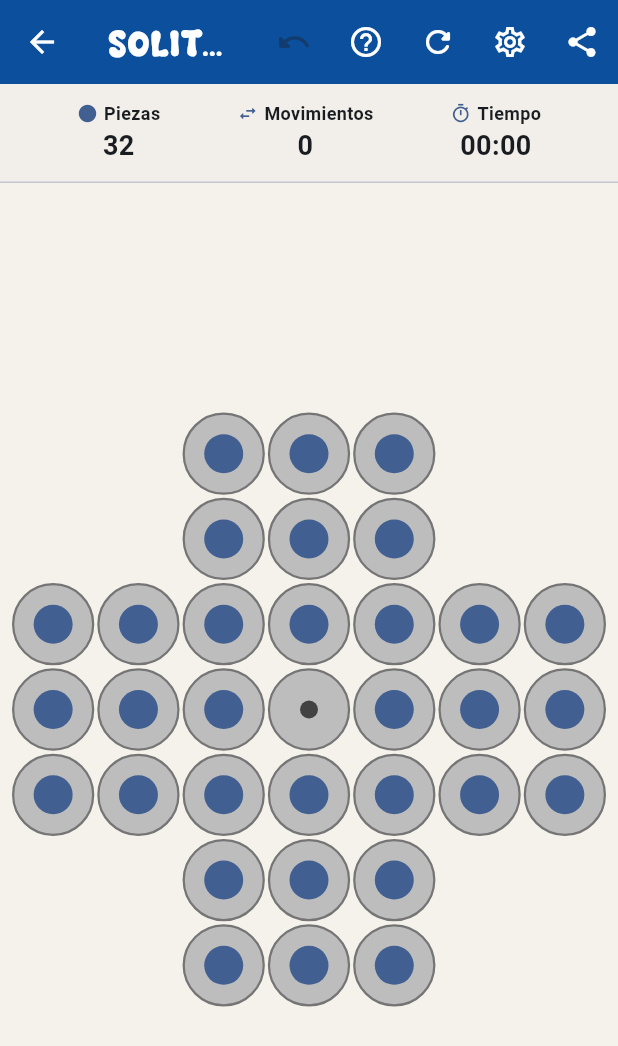
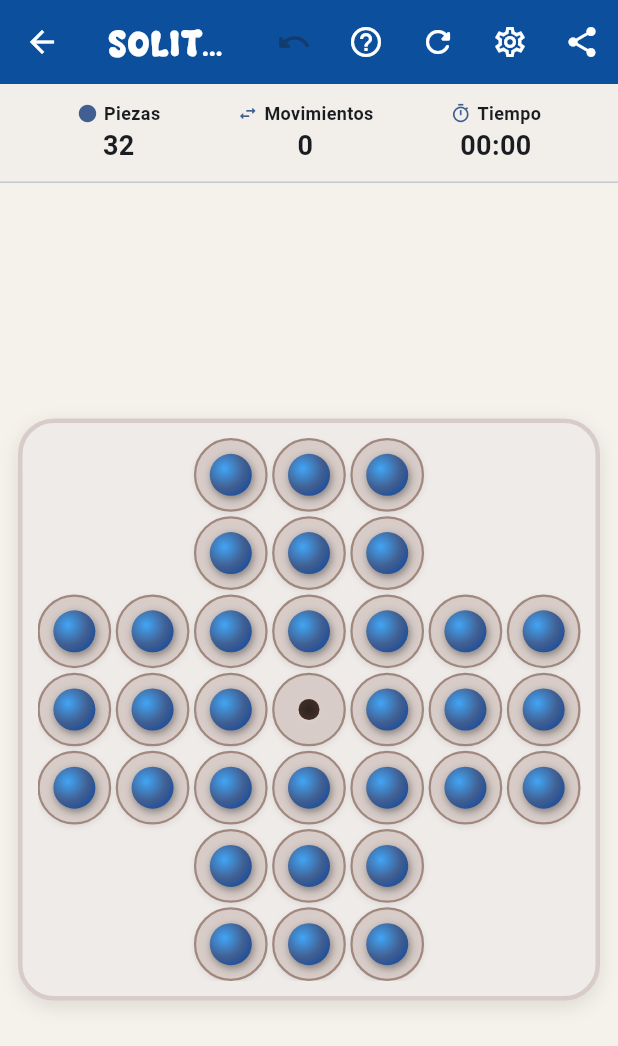
Before and after one commit to mmoscosodcl/3479A321_202602, a Flutter app: the screen it shows after launch, after a tap on "NUEVA PARTIDA", on a phone screen of 412 x 824 dp. Shown: the top 1046 px of the screen. Run offline on Flutter 3.47's test engine with Material 3 defaults, Android fonts, the phone set to English and light mode, and no system bars; our stand-ins replace audioplayers, logger, sensors_plus, share_plus, shared_preferences.

Commit message:
feat(sprint-3): add dark mode support, realistic tactile board styling and immersive menu

```diff
--- a/lib/main.dart
+++ b/lib/main.dart
@@ -30,7 +30,7 @@ Future<void> main() async {
       providers: [
         // Inyección por interfaz abstracta (DIP)
         Provider<IGameHistoryRepository>.value(value: historyRepository),
-        Provider<PreferencesService>.value(value: preferencesService),
+        ChangeNotifierProvider<PreferencesService>.value(value: preferencesService),
         Provider<AudioService>.value(value: audioService),
       ],
       child: const MyApp(),
@@ -43,9 +43,18 @@ class MyApp extends StatelessWidget {
   // This widget is the root of your application.
    @override
  Widget build(BuildContext context) {
+   final prefs = context.watch<PreferencesService>();
+   final themeMode = switch (prefs.themeModeName) {
+     'light' => ThemeMode.light,
+     'dark' => ThemeMode.dark,
+     _ => ThemeMode.system,
+   };
+
    return MaterialApp(
      title: 'Solitario Ingles',
      theme: AppTheme.lightTheme,
+     darkTheme: AppTheme.darkTheme,
+     themeMode: themeMode,
      initialRoute: '/',
       routes: {
         '/': (context) => const MenuScreen(),
--- a/lib/services/preferences_service.dart
+++ b/lib/services/preferences_service.dart
@@ -1,13 +1,8 @@
-// lib/services/preferences_service.dart
+import 'package:flutter/foundation.dart';
 import 'package:flutter_pegsolitaire/core/utils/app_logger.dart';
 import 'package:shared_preferences/shared_preferences.dart';
 
-
-class PreferencesService {
-
-
-
-
+class PreferencesService extends ChangeNotifier {
   static const String _keySoundEnabled = 'sound_enabled';
   static const String _keyVibrationEnabled = 'vibration_enabled';
   static const String _keyShakeResetEnabled = 'shake_reset_enabled';
@@ -21,11 +16,15 @@ class PreferencesService {
   String? get activeGameSnapshot => _prefs.getString(_keyActiveGameState);
 
   Future<bool> saveActiveGameSnapshot(String jsonString) async {
-    return await _prefs.setString(_keyActiveGameState, jsonString);
+    final result = await _prefs.setString(_keyActiveGameState, jsonString);
+    notifyListeners();
+    return result;
   }
 
   Future<bool> clearActiveGameSnapshot() async {
-    return await _prefs.remove(_keyActiveGameState);
+    final result = await _prefs.remove(_keyActiveGameState);
+    notifyListeners();
+    return result;
   }
 
   final SharedPreferences _prefs;
@@ -46,29 +45,39 @@ class PreferencesService {
 
   Future<bool> setSoundEnabled(bool enabled) async {
     AppLogger.info('PreferencesService: Sonido configurado en $enabled');
-    return await _prefs.setBool(_keySoundEnabled, enabled);
+    final result = await _prefs.setBool(_keySoundEnabled, enabled);
+    notifyListeners();
+    return result;
   }
 
   Future<bool> setVibrationEnabled(bool enabled) async {
     AppLogger.info('PreferencesService: Vibración configurada en $enabled');
-    return await _prefs.setBool(_keyVibrationEnabled, enabled);
+    final result = await _prefs.setBool(_keyVibrationEnabled, enabled);
+    notifyListeners();
+    return result;
   }
 
   Future<bool> setShakeResetEnabled(bool enabled) async {
     AppLogger.info('PreferencesService: Agitar para reiniciar configurado en $enabled');
-    return await _prefs.setBool(_keyShakeResetEnabled, enabled);
+    final result = await _prefs.setBool(_keyShakeResetEnabled, enabled);
+    notifyListeners();
+    return result;
   }
 
   Future<bool> setThemeModeName(String mode) async {
     AppLogger.info('PreferencesService: Tema configurado en $mode');
-    return await _prefs.setString(_keyThemeMode, mode);
+    final result = await _prefs.setString(_keyThemeMode, mode);
+    notifyListeners();
+    return result;
   }
 
   Future<bool> checkAndSaveRecord(int remainingPegs) async {
     final currentBest = bestRemainingPegs;
     if (remainingPegs < currentBest) {
       AppLogger.info('¡NUEVO RÉCORD! Piezas restantes superadas: $remainingPegs (Anterior: $currentBest)');
-      return await _prefs.setInt(_keyBestScore, remainingPegs);
+      final result = await _prefs.setInt(_keyBestScore, remainingPegs);
+      notifyListeners();
+      return result;
     }
     return false;
   }
--- a/lib/ui/screens/menu_screen.dart
+++ b/lib/ui/screens/menu_screen.dart
@@ -58,13 +58,55 @@ class MenuScreen extends StatelessWidget {
             crossAxisAlignment: CrossAxisAlignment.stretch,
             children: [
               const Spacer(),
-              const SizedBox(height: 16),
+              Center(
+                child: Container(
+                  width: 90,
+                  height: 90,
+                  decoration: BoxDecoration(
+                    shape: BoxShape.circle,
+                    gradient: const RadialGradient(
+                      center: Alignment(-0.3, -0.3),
+                      radius: 0.85,
+                      colors: [
+                        Color(0xFF64B5F6),
+                        Color(0xFF1565C0),
+                        Color(0xFF0D47A1),
+                      ],
+                    ),
+                    boxShadow: [
+                      BoxShadow(
+                        color: theme.colorScheme.primary.withValues(alpha: 0.4),
+                        blurRadius: 16,
+                        offset: const Offset(0, 6),
+                      ),
+                    ],
+                  ),
+                  child: const Center(
+                    child: Icon(
+                      Icons.extension_rounded,
+                      size: 46,
+                      color: Colors.white,
+                    ),
+                  ),
+                ),
+              ),
+              const SizedBox(height: 20),
               Text(
                 'PEG SOLITAIRE',
                 textAlign: TextAlign.center,
                 style: theme.textTheme.headlineMedium?.copyWith(
+                  fontFamily: 'TacoCrispy',
                   fontWeight: FontWeight.bold,
-                  letterSpacing: 1.5,
+                  letterSpacing: 2.0,
+                ),
+              ),
+              const SizedBox(height: 6),
+              Text(
+                'Solitario Inglés Tradicional',
+                textAlign: TextAlign.center,
+                style: theme.textTheme.bodyMedium?.copyWith(
+                  color: theme.colorScheme.onSurface.withValues(alpha: 0.7),
+                  letterSpacing: 0.5,
                 ),
               ),
               const Spacer(),
@@ -72,10 +114,12 @@ class MenuScreen extends StatelessWidget {
                 FilledButton.icon(
                   style: FilledButton.styleFrom(
                     backgroundColor: Colors.teal,
+                    foregroundColor: Colors.white,
                     padding: const EdgeInsets.symmetric(horizontal: 24, vertical: 14),
+                    shape: RoundedRectangleBorder(borderRadius: BorderRadius.circular(16)),
                   ),
                   icon: const Icon(Icons.play_arrow_rounded),
-                    label: const Text('Continuar Partida Activa'),
+                  label: const Text('CONTINUAR PARTIDA'),
                   onPressed: () {
                     final snapshot = prefs.activeGameSnapshot;
                     if (snapshot != null) {
@@ -88,7 +132,11 @@ class MenuScreen extends StatelessWidget {
                 const SizedBox(height: 12),
               ],
               FilledButton.icon(
-                icon: const Icon(Icons.play_arrow_rounded),
+                style: FilledButton.styleFrom(
+                  padding: const EdgeInsets.symmetric(horizontal: 24, vertical: 14),
+                  shape: RoundedRectangleBorder(borderRadius: BorderRadius.circular(16)),
+                ),
+                icon: const Icon(Icons.play_circle_outline_rounded),
                 label: const Text('NUEVA PARTIDA'),
                 onPressed: () {
                   Navigator.pushNamed(context, '/game');
@@ -96,12 +144,20 @@ class MenuScreen extends StatelessWidget {
               ),
               const SizedBox(height: 12),
               OutlinedButton.icon(
+                style: OutlinedButton.styleFrom(
+                  padding: const EdgeInsets.symmetric(horizontal: 24, vertical: 14),
+                  shape: RoundedRectangleBorder(borderRadius: BorderRadius.circular(16)),
+                ),
                 icon: const Icon(Icons.history_rounded),
                 label: const Text('HISTORIAL DE PARTIDAS'),
                 onPressed: () => Navigator.pushNamed(context, '/history'),
               ),
               const SizedBox(height: 12),
               OutlinedButton.icon(
+                style: OutlinedButton.styleFrom(
+                  padding: const EdgeInsets.symmetric(horizontal: 24, vertical: 14),
+                  shape: RoundedRectangleBorder(borderRadius: BorderRadius.circular(16)),
+                ),
                 icon: const Icon(Icons.settings_outlined),
                 label: const Text('CONFIGURACIÓN'),
                 onPressed: () => Navigator.pushNamed(context, '/settings'),
--- a/lib/ui/screens/peg_solitaire_screen.dart
+++ b/lib/ui/screens/peg_solitaire_screen.dart
@@ -306,17 +306,37 @@ class _PegSolitaireScreenState extends State<PegSolitaireScreen> {
   }
 
   Widget _gameBoard(BuildContext context, PegSolitaireViewModel vm) {
+    final theme = Theme.of(context);
+    final isDark = theme.brightness == Brightness.dark;
+
     return Center(
       child: Padding(
-        padding: const EdgeInsets.all(8.0),
+        padding: const EdgeInsets.all(12.0),
         child: AspectRatio(
           aspectRatio: 1.0,
+          child: Container(
+            padding: const EdgeInsets.all(10.0),
+            decoration: BoxDecoration(
+              color: isDark ? const Color(0xFF1E1B18) : const Color(0xFFEFEBE9),
+              borderRadius: BorderRadius.circular(24.0),
+              border: Border.all(
+                color: isDark ? const Color(0xFF3E3832) : const Color(0xFFD7CCC8),
+                width: 3.0,
+              ),
+              boxShadow: [
+                BoxShadow(
+                  color: Colors.black.withValues(alpha: isDark ? 0.4 : 0.1),
+                  blurRadius: 10,
+                  offset: const Offset(0, 4),
+                ),
+              ],
+            ),
             child: GridView.builder(
               physics: const NeverScrollableScrollPhysics(),
               gridDelegate: const SliverGridDelegateWithFixedCrossAxisCount(
                 crossAxisCount: PegSolitaireViewModel.gridSize,
-              crossAxisSpacing: 2.0,
-              mainAxisSpacing: 2.0,
+                crossAxisSpacing: 3.0,
+                mainAxisSpacing: 3.0,
               ),
               itemCount: PegSolitaireViewModel.gridSize * PegSolitaireViewModel.gridSize,
               itemBuilder: (context, index) {
@@ -333,6 +353,7 @@ class _PegSolitaireScreenState extends State<PegSolitaireScreen> {
                   onTap: () => _handleCellTapped(context, position, vm),
                 );
               },
+            ),
           ),
         ),
       ),
--- a/lib/ui/theme/app_theme.dart
+++ b/lib/ui/theme/app_theme.dart
@@ -28,4 +28,29 @@ class AppTheme {
       ),
     );
   }
+
+  static ThemeData get darkTheme {
+    return ThemeData(
+      useMaterial3: true,
+      colorScheme: ColorScheme.fromSeed(
+        seedColor: primarySeed,
+        brightness: Brightness.dark,
+        surface: const Color(0xFF1E1B18),
+        surfaceContainerHighest: const Color(0xFF2C2825),
+      ),
+      scaffoldBackgroundColor: const Color(0xFF141210),
+      appBarTheme: const AppBarTheme(
+        centerTitle: true,
+        elevation: 0,
+        backgroundColor: Color(0xFF1E1B18),
+        foregroundColor: Colors.white,
+        titleTextStyle: TextStyle(
+          fontSize: 20,
+          fontWeight: FontWeight.bold,
+          fontFamily: 'TacoCrispy',
+          letterSpacing: 1.1,
+        ),
+      ),
+    );
+  }
 }
--- a/lib/ui/widgets/peg_cell.dart
+++ b/lib/ui/widgets/peg_cell.dart
@@ -26,6 +26,14 @@ class PegCell extends StatelessWidget {
     }
 
     final theme = Theme.of(context);
+    final isDark = theme.brightness == Brightness.dark;
+
+    final cellBaseColor = isDark ? const Color(0xFF2A2622) : const Color(0xFFD7CCC8);
+    final borderColor = isSelected
+        ? Colors.amberAccent
+        : isTargetHint
+            ? (isDark ? Colors.tealAccent : Colors.teal)
+            : (isDark ? const Color(0xFF3E3832) : const Color(0xFFA1887F));
 
     return GestureDetector(
       behavior: HitTestBehavior.opaque,
@@ -33,58 +41,97 @@ class PegCell extends StatelessWidget {
       child: AnimatedContainer(
         duration: const Duration(milliseconds: 150),
         decoration: BoxDecoration(
-          color: isTargetHint ? Colors.amber.withValues(alpha: 0.25) : Colors.grey[400],
+          color: isTargetHint
+              ? (isDark ? Colors.teal.withValues(alpha: 0.3) : Colors.amber.withValues(alpha: 0.25))
+              : cellBaseColor,
           shape: BoxShape.circle,
           border: Border.all(
-            color: isSelected
-                ? Colors.amberAccent
-                : isTargetHint
-                    ? Colors.teal
-                    : Colors.grey[600]!,
+            color: borderColor,
             width: isSelected || isTargetHint ? 3.0 : 1.5,
           ),
           boxShadow: isSelected
               ? [
                   BoxShadow(
-                    color: Colors.amber.withValues(alpha: 0.6),
-                    blurRadius: 6,
+                    color: Colors.amber.withValues(alpha: 0.7),
+                    blurRadius: 8,
                     spreadRadius: 2,
                   )
                 ]
               : isTargetHint
                   ? [
                       BoxShadow(
-                        color: Colors.teal.withValues(alpha: 0.5),
-                        blurRadius: 5,
+                        color: (isDark ? Colors.tealAccent : Colors.teal).withValues(alpha: 0.5),
+                        blurRadius: 6,
                         spreadRadius: 1,
                       )
                     ]
-                  : null,
+                  : [
+                      BoxShadow(
+                        color: Colors.black.withValues(alpha: isDark ? 0.35 : 0.08),
+                        blurRadius: 3,
+                        offset: const Offset(0, 1.5),
+                      ),
+                    ],
         ),
         child: Center(
-          child: _buildPieceContent(theme),
+          child: _buildPieceContent(theme, isDark),
         ),
       ),
     );
   }
 
-  Widget _buildPieceContent(ThemeData theme) {
+  Widget _buildPieceContent(ThemeData theme, bool isDark) {
     if (cellType == CellType.occupiedPeg) {
       return Container(
-        width: 26,
-        height: 26,
+        width: 28,
+        height: 28,
         decoration: BoxDecoration(
-          color: theme.colorScheme.primary,
           shape: BoxShape.circle,
+          gradient: RadialGradient(
+            center: const Alignment(-0.3, -0.3),
+            radius: 0.85,
+            colors: isDark
+                ? [
+                    const Color(0xFF64B5F6),
+                    theme.colorScheme.primary,
+                    const Color(0xFF0D47A1),
+                  ]
+                : [
+                    const Color(0xFF42A5F5),
+                    theme.colorScheme.primary,
+                    const Color(0xFF0D47A1),
+                  ],
+            stops: const [0.0, 0.55, 1.0],
+          ),
+          boxShadow: [
+            BoxShadow(
+              color: Colors.black.withValues(alpha: 0.4),
+              blurRadius: 4,
+              offset: const Offset(1, 2),
+            ),
+          ],
         ),
       );
     } else if (cellType == CellType.emptyHole) {
       return Container(
-        width: 12,
-        height: 12,
+        width: 14,
+        height: 14,
         decoration: BoxDecoration(
-          color: Colors.grey[800],
           shape: BoxShape.circle,
+          gradient: RadialGradient(
+            center: Alignment.center,
+            radius: 0.8,
+            colors: isDark
+                ? [const Color(0xFF0A0908), const Color(0xFF1E1B18)]
+                : [const Color(0xFF2E241E), const Color(0xFF4E342E)],
+          ),
+          boxShadow: [
+            BoxShadow(
+              color: Colors.white.withValues(alpha: isDark ? 0.05 : 0.15),
+              blurRadius: 1,
+              offset: const Offset(0, 1),
+            ),
+          ],
         ),
       );
     }
```
Lines whose indentation alone changed are shown as unchanged.
